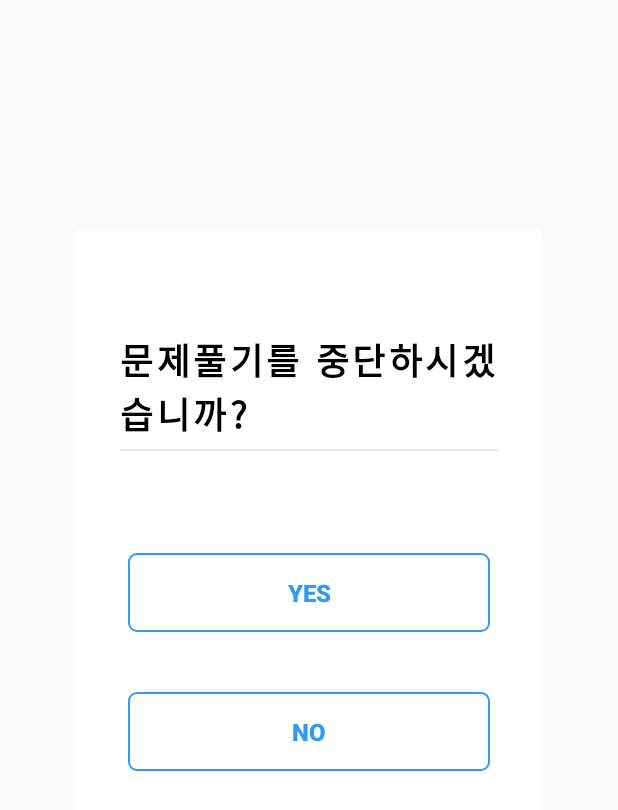
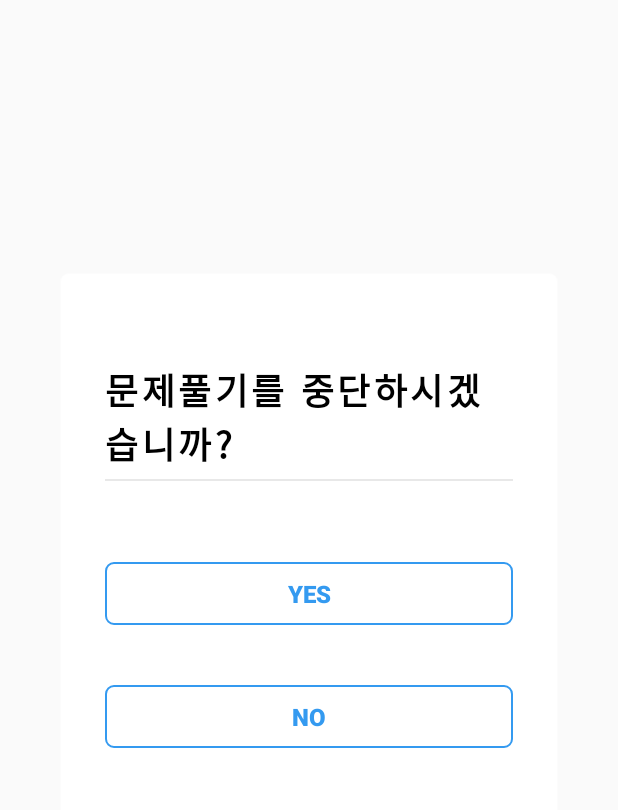
Before and after one commit to YuChocopie/SMU_Quiz, an Android app: the layout activity_stop.xml on its own in the app's theme, with its tools: preview values and no code run, on a phone screen of 412 x 824 dp. Shown: the top 810 px of the screen. Run offline under Robolectric (Android 15) with nearby library versions, the phone set to English and light mode, and no system bars; network calls fail.

Commit message:
Modify stop_activity

```diff
--- a/app/src/main/java/com/smu/sangmyung/smu_quiz/mainquiz/DailyActivity.kt
+++ b/app/src/main/java/com/smu/sangmyung/smu_quiz/mainquiz/DailyActivity.kt
@@ -183,8 +183,13 @@ class DailyActivity : AppCompatActivity() {
                             error.printStackTrace()
                             Log.d("Result", "ereerr::wrongBoolean")
                         }, { Log.d("Result", "complete::wrongBoolean") })
+                    //오답인경우
+                    //전체 오답 개수 ++
+                    //quiz[0].subject //해당과목만 오답 증가 ++
                 }
                 pr_num += 1
+                // 전제문제수 증가
+                // 해당 과목 문제수 증가
                 quiz.clear()
                 wrongBoolean = false
                 quizSolved = false
--- a/app/src/main/res/layout/activity_google.xml
+++ b/app/src/main/res/layout/activity_google.xml
@@ -10,7 +10,7 @@
     <ImageView
             android:layout_width="wrap_content"
             android:src="@drawable/ic_all_quiz_logo_blue"
-            android:layout_height="200dp"
+            android:layout_height="240dp"
             app:layout_constraintTop_toTopOf="parent"
             app:layout_constraintStart_toStartOf="parent"
             app:layout_constraintEnd_toEndOf="parent"
--- a/app/src/main/res/layout/activity_stop.xml
+++ b/app/src/main/res/layout/activity_stop.xml
@@ -10,15 +10,15 @@
     <android.support.constraint.ConstraintLayout
             android:layout_weight="1"
             android:layout_gravity="center"
-            android:layout_marginRight="50dp"
-            android:layout_marginLeft="50dp"
+            android:layout_marginRight="40dp"
+            android:layout_marginLeft="40dp"
             android:layout_marginBottom="30dp"
             android:background="@drawable/round_rectangle_fill"
             android:backgroundTint="@color/white5"
             android:orientation="vertical"
             android:padding="30dp"
             android:layout_width="match_parent"
-            android:layout_height="460dp"
+            android:layout_height="400dp"
             android:paddingBottom="10dp"
             android:paddingRight="10dp"
             android:paddingLeft="10dp"
@@ -35,7 +35,7 @@
                 android:paddingTop="10dp"
                 android:layout_width="wrap_content"
                 android:layout_height="0dp"
-                android:layout_marginTop="30dp"
+                android:layout_marginTop="20dp"
                 app:layout_constraintTop_toTopOf="parent"
                 app:layout_constraintStart_toStartOf="parent"
                 app:layout_constraintEnd_toEndOf="parent"
@@ -62,7 +62,7 @@
                 android:textColor="@drawable/select_goto"
                 android:textSize="16sp"
                 android:fontFamily="sans-serif-medium"
-                android:padding="15dp"
+                android:padding="10dp"
                 app:layout_constraintVertical_chainStyle="packed"
                 android:textStyle="bold"
                 app:layout_constraintBottom_toTopOf="@id/tvStopNo"
@@ -72,8 +72,7 @@
                 android:layout_marginBottom="20dp"
                 app:layout_constraintStart_toStartOf="@+id/view"
                 app:layout_constraintEnd_toEndOf="@+id/tvStop"
-                android:layout_marginStart="@dimen/SIZE_5"
-                android:layout_marginEnd="@dimen/SIZE_5"/>
+               />
 
         <TextView
                 android:id="@+id/tvStopNo"
@@ -86,7 +85,7 @@
                 android:textColor="@drawable/select_goto"
                 android:textSize="16sp"
                 android:fontFamily="sans-serif-medium"
-                android:padding="15dp"
+                android:padding="10dp"
                 android:textStyle="bold"
                 android:layout_marginTop="20dp"
                 app:layout_constraintBottom_toBottomOf="parent"
```
